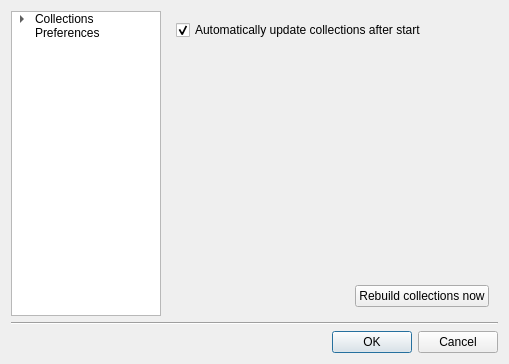
Before: the Qt Designer form preferencesdialog.ui in danvratil/TepSonic, drawn with Qt 5.
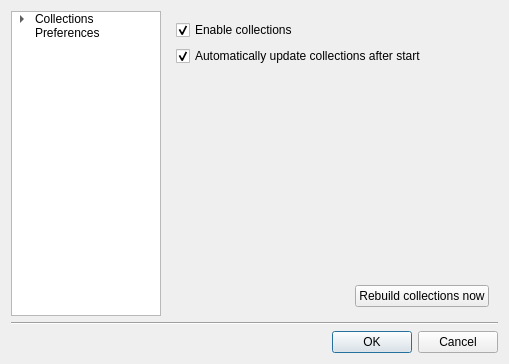
After: the same form once the commit is applied.

What changed in the file:
```diff
--- a/preferencesdialog.ui
+++ b/preferencesdialog.ui
@@ -77,6 +77,16 @@
        </property>
        <widget class="QWidget" name="collections_page">
         <layout class="QVBoxLayout" name="verticalLayout_2">
+         <item>
+          <widget class="QCheckBox" name="enableCollectionsCheckbox">
+           <property name="text">
+            <string>Enable collections</string>
+           </property>
+           <property name="checked">
+            <bool>true</bool>
+           </property>
+          </widget>
+         </item>
          <item>
           <widget class="QCheckBox" name="autoRebuildCheckbox">
            <property name="text">
```
